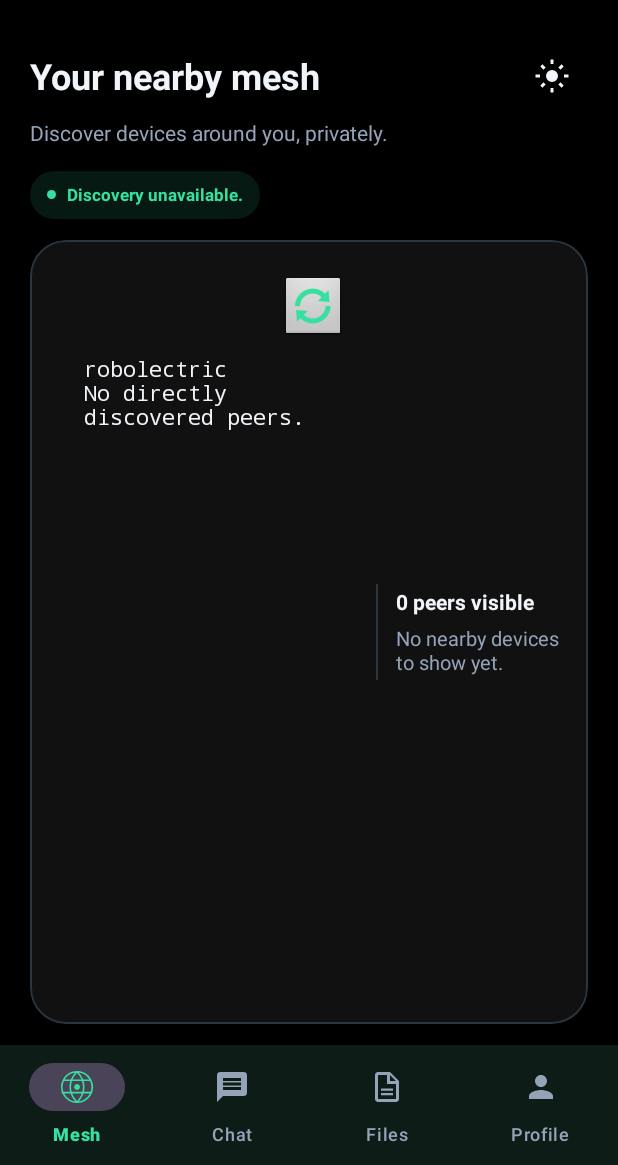
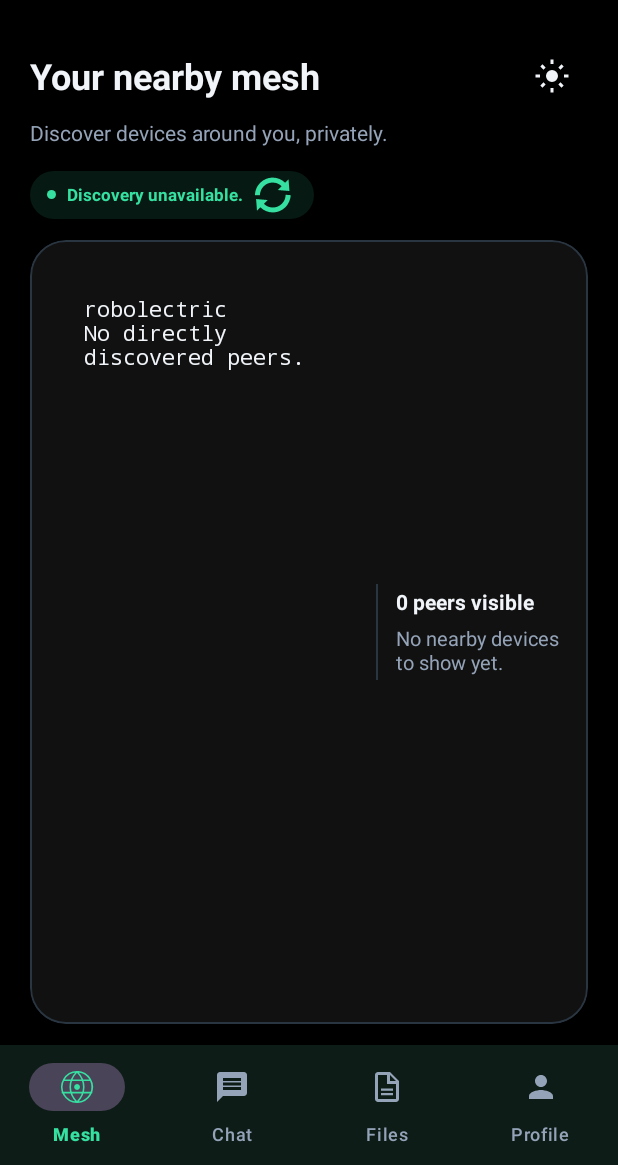
Before and after one commit to Algorift169/MeshDrop, an Android app: the screen it shows after launch (MainActivity), on a phone screen of 412 x 824 dp, the part 71-1236 px from its top. Run offline under Robolectric (Android 15) with nearby library versions, the phone set to English and light mode, and no system bars; 4 statements that could not run were skipped.

Commit message:
feat(refresh button): fixed refresh button position

```diff
--- a/app/src/main/java/com/meshdrop/ui/RefreshRadar.java
+++ b/app/src/main/java/com/meshdrop/ui/RefreshRadar.java
@@ -3,17 +3,12 @@ package com.meshdrop.ui;
 import android.content.Context;
 import android.graphics.Typeface;
 import android.util.AttributeSet;
-import android.view.Gravity;
-import android.view.View;
 import android.widget.FrameLayout;
-import android.widget.ImageButton;
 import android.widget.ScrollView;
 import android.widget.TextView;
 
 import androidx.annotation.NonNull;
 import androidx.annotation.Nullable;
-import androidx.core.view.ViewCompat;
-
 import com.meshdrop.R;
 import com.meshdrop.data.model.DiscoveredDevice;
 import com.meshdrop.data.model.PeerTreeNode;
@@ -29,7 +24,6 @@ import java.util.Set;
 
 public final class RefreshRadar extends FrameLayout {
     private final TextView treeText;
-    private final ImageButton refreshButton;
     private final List<DiscoveredDevice> devices = new ArrayList<>();
     private final List<PeerTreeNode> peerTreeNodes = new ArrayList<>();
     private String localDeviceName = "This device";
@@ -47,27 +41,19 @@ public final class RefreshRadar extends FrameLayout {
         ScrollView scrollView = new ScrollView(context);
         scrollView.setFillViewport(true);
         LayoutParams scrollParams = new LayoutParams(
-                LayoutParams.MATCH_PARENT, LayoutParams.MATCH_PARENT);
-        scrollParams.setMargins(dp(4), dp(44), dp(4), dp(4));
+            LayoutParams.MATCH_PARENT, LayoutParams.MATCH_PARENT);
+        scrollParams.setMargins(dp(4), dp(4), dp(4), dp(4));
         addView(scrollView, scrollParams);
 
         treeText = new TextView(context);
         treeText.setTextColor(context.getColor(R.color.primary_text));
         treeText.setTextSize(14);
         treeText.setTypeface(Typeface.MONOSPACE);
-        treeText.setGravity(Gravity.TOP | Gravity.START);
+        treeText.setGravity(android.view.Gravity.TOP | android.view.Gravity.START);
         treeText.setPadding(dp(8), dp(8), dp(8), dp(8));
         scrollView.addView(treeText, new ScrollView.LayoutParams(
                 LayoutParams.MATCH_PARENT, LayoutParams.WRAP_CONTENT));
 
-        refreshButton = new ImageButton(context);
-        refreshButton.setImageResource(android.R.drawable.ic_popup_sync);
-        refreshButton.setBackgroundResource(android.R.drawable.btn_default);
-        refreshButton.setColorFilter(context.getColor(R.color.accent));
-        refreshButton.setContentDescription("Refresh discovery using available radios");
-        ViewCompat.setTooltipText(refreshButton, "Refresh discovery using available radios");
-        LayoutParams refreshParams = new LayoutParams(dp(44), dp(44), Gravity.TOP | Gravity.END);
-        addView(refreshButton, refreshParams);
         setContentDescription("Nearby device tree");
         renderTree();
     }
@@ -101,10 +87,6 @@ public final class RefreshRadar extends FrameLayout {
             peerTreeNodes.addAll(nodes);
         }
         renderTree();
-    }
-
-    public void setOnRefreshClickListener(@Nullable OnClickListener listener) {
-        refreshButton.setOnClickListener(listener);
     }
 
     private void renderTree() {
--- a/app/src/main/java/com/meshdrop/ui/fragment/MeshFragment.java
+++ b/app/src/main/java/com/meshdrop/ui/fragment/MeshFragment.java
@@ -80,7 +80,7 @@ public class MeshFragment extends Fragment {
                 ((MainActivity) getActivity()).refreshDiscovery();
             }
         });
-        refreshRadar.setOnRefreshClickListener(button -> {
+        view.findViewById(R.id.refresh_discovery).setOnClickListener(button -> {
             if (getActivity() instanceof MainActivity) {
                 ((MainActivity) getActivity()).refreshDiscovery();
             }
--- a/app/src/main/res/layout/fragment_mesh.xml
+++ b/app/src/main/res/layout/fragment_mesh.xml
@@ -69,6 +69,18 @@
             android:textColor="@color/accent"
             android:textSize="11sp"
             android:textStyle="bold" />
+
+            <ImageButton
+                android:id="@+id/refresh_discovery"
+                android:layout_width="32dp"
+                android:layout_height="32dp"
+                android:layout_marginStart="4dp"
+                android:background="?attr/selectableItemBackgroundBorderless"
+                android:contentDescription="@string/refresh_discovery"
+                android:padding="7dp"
+                android:src="@android:drawable/ic_popup_sync"
+                android:tooltipText="@string/refresh_discovery"
+                app:tint="@color/accent" />
     </LinearLayout>
 
     <com.google.android.material.card.MaterialCardView
--- a/app/src/main/res/values/strings.xml
+++ b/app/src/main/res/values/strings.xml
@@ -16,6 +16,7 @@
     <string name="discovery_stopped">Discovery stopped.</string>
     <string name="discovery_error">Discovery unavailable.</string>
     <string name="discovery_retry">Retry</string>
+    <string name="refresh_discovery">Refresh device discovery</string>
     <string name="devices_discovered_one">1 device discovered.</string>
     <string name="devices_discovered_many">%1$d devices discovered.</string>
     <string name="peers_visible_one">1 peer visible</string>
```
Also changed, not shown: 1 other file.
